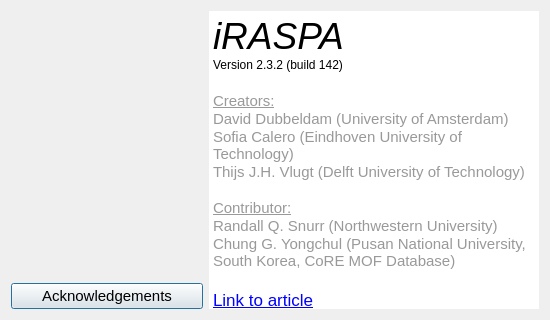
Above: iraspa/iraspagui/aboutdialog.ui from iRASPA/iRASPA-QT before the change. Below: the same form after it.
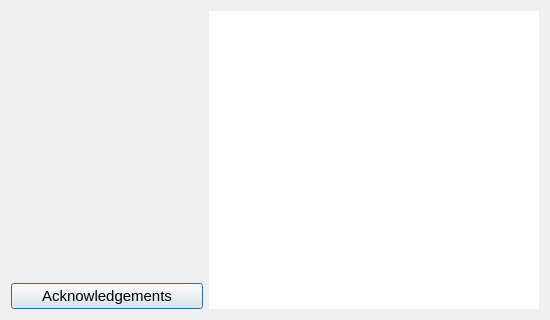
That is the form after the change. Icons and pictures are not drawn.

```diff
--- a/iraspa/iraspagui/aboutdialog.ui
+++ b/iraspa/iraspagui/aboutdialog.ui
@@ -119,37 +119,11 @@
         <number>0</number>
        </property>
        <property name="verticalScrollBarPolicy">
-        <enum>Qt::ScrollBarAlwaysOff</enum>
+        <enum>Qt::ScrollBarAsNeeded</enum>
        </property>
        <property name="horizontalScrollBarPolicy">
         <enum>Qt::ScrollBarAlwaysOff</enum>
        </property>
-       <property name="html">
-        <string>&lt;!DOCTYPE HTML PUBLIC &quot;-//W3C//DTD HTML 4.0//EN&quot; &quot;http://www.w3.org/TR/REC-html40/strict.dtd&quot;&gt;
-&lt;html&gt;&lt;head&gt;&lt;meta name=&quot;qrichtext&quot; content=&quot;1&quot; /&gt;&lt;meta charset=&quot;utf-8&quot; /&gt;&lt;style type=&quot;text/css&quot;&gt;
-p, li { white-space: pre-wrap; }
-hr { height: 1px; border-width: 0; }
-li.unchecked::marker { content: &quot;\2610&quot;; }
-li.checked::marker { content: &quot;\2612&quot;; }
-&lt;/style&gt;&lt;/head&gt;&lt;body style=&quot; font-family:'Segoe UI'; font-size:9pt; font-weight:400; font-style:normal;&quot;&gt;
-&lt;p style=&quot; margin-top:0px; margin-bottom:0px; margin-left:0px; margin-right:0px; -qt-block-indent:0; text-indent:0px;&quot;&gt;&lt;span style=&quot; font-family:'.SF NS Text'; font-size:28pt; font-style:italic;&quot;&gt;iRASPA&lt;/span&gt;&lt;/p&gt;
-&lt;p style=&quot; margin-top:0px; margin-bottom:0px; margin-left:0px; margin-right:0px; -qt-block-indent:0; text-indent:0px;&quot;&gt;&lt;span style=&quot; font-family:'.SF NS Text';&quot;&gt;Version 2.3.2 (build 142)&lt;/span&gt;&lt;/p&gt;
-&lt;p style=&quot;-qt-paragraph-type:empty; margin-top:0px; margin-bottom:0px; margin-left:0px; margin-right:0px; -qt-block-indent:0; text-indent:0px; font-family:'.SF NS Text'; font-size:13pt;&quot;&gt;&lt;br /&gt;&lt;/p&gt;
-&lt;p style=&quot; margin-top:0px; margin-bottom:0px; margin-left:0px; margin-right:0px; -qt-block-indent:0; text-indent:0px;&quot;&gt;&lt;span style=&quot; font-family:'.SF NS Text'; font-size:11pt; text-decoration: underline; color:#999999;&quot;&gt;Creators:&lt;/span&gt;&lt;/p&gt;
-&lt;p style=&quot; margin-top:0px; margin-bottom:0px; margin-left:0px; margin-right:0px; -qt-block-indent:0; text-indent:0px;&quot;&gt;&lt;span style=&quot; font-family:'.SF NS Text'; font-size:11pt; color:#999999;&quot;&gt;David Dubbeldam (University of Amsterdam)&lt;/span&gt;&lt;/p&gt;
-&lt;p style=&quot; margin-top:0px; margin-bottom:0px; margin-left:0px; margin-right:0px; -qt-block-indent:0; text-indent:0px;&quot;&gt;&lt;span style=&quot; font-family:'.SF NS Text'; font-size:11pt; color:#999999;&quot;&gt;Sofia Calero (Eindhoven University of Technology)&lt;/span&gt;&lt;/p&gt;
-&lt;p style=&quot; margin-top:0px; margin-bottom:0px; margin-left:0px; margin-right:0px; -qt-block-indent:0; text-indent:0px;&quot;&gt;&lt;span style=&quot; font-family:'.SF NS Text'; font-size:11pt; color:#999999;&quot;&gt;Thijs J.H. Vlugt (Delft University of Technology)&lt;/span&gt;&lt;/p&gt;
-&lt;p style=&quot;-qt-paragraph-type:empty; margin-top:0px; margin-bottom:0px; margin-left:0px; margin-right:0px; -qt-block-indent:0; text-indent:0px; font-family:'.SF NS Text'; font-size:11pt; color:#999999;&quot;&gt;&lt;br /&gt;&lt;/p&gt;
-&lt;p style=&quot; margin-top:0px; margin-bottom:0px; margin-left:0px; margin-right:0px; -qt-block-indent:0; text-indent:0px;&quot;&gt;&lt;span style=&quot; font-family:'.SF NS Text'; font-size:11pt; text-decoration: underline; color:#999999;&quot;&gt;Contributor:&lt;/span&gt;&lt;/p&gt;
-&lt;p style=&quot; margin-top:0px; margin-bottom:0px; margin-left:0px; margin-right:0px; -qt-block-indent:0; text-indent:0px;&quot;&gt;&lt;span style=&quot; font-family:'.SF NS Text'; font-size:11pt; color:#999999;&quot;&gt;Randall Q. Snurr (Northwestern University)&lt;/span&gt;&lt;/p&gt;
-&lt;p style=&quot; margin-top:0px; margin-bottom:0px; margin-left:0px; margin-right:0px; -qt-block-indent:0; text-indent:0px;&quot;&gt;&lt;span style=&quot; font-family:'.SF NS Text'; font-size:11pt; color:#999999;&quot;&gt;Chung G. Yongchul (Pusan National University, South Korea, CoRE MOF Database)&lt;/span&gt;&lt;/p&gt;
-&lt;p style=&quot;-qt-paragraph-type:empty; margin-top:0px; margin-bottom:0px; margin-left:0px; margin-right:0px; -qt-block-indent:0; text-indent:0px; font-family:'.SF NS Text'; font-size:13pt;&quot;&gt;&lt;br /&gt;&lt;/p&gt;
-&lt;p style=&quot; margin-top:0px; margin-bottom:0px; margin-left:0px; margin-right:0px; -qt-block-indent:0; text-indent:0px;&quot;&gt;&lt;a href=&quot;http://dx.doi.org/10.1080/08927022.2018.1426855&quot;&gt;&lt;span style=&quot; font-family:'.SF NS Text'; font-size:13pt; text-decoration: underline; color:#0000ff;&quot;&gt;Link to article&lt;/span&gt;&lt;/a&gt;&lt;/p&gt;
-&lt;p style=&quot;-qt-paragraph-type:empty; margin-top:0px; margin-bottom:0px; margin-left:0px; margin-right:0px; -qt-block-indent:0; text-indent:0px; font-family:'.SF NS Text'; font-size:13pt; text-decoration: underline; color:#0000ff;&quot;&gt;&lt;br /&gt;&lt;/p&gt;
-&lt;p style=&quot; margin-top:0px; margin-bottom:0px; margin-left:0px; margin-right:0px; -qt-block-indent:0; text-indent:0px;&quot;&gt;&lt;span style=&quot; font-family:'.SF NS Text'; font-size:11pt; text-decoration: underline; color:#999999;&quot;&gt;Other contributors:&lt;/span&gt;&lt;/p&gt;
-&lt;p style=&quot; margin-top:0px; margin-bottom:0px; margin-left:0px; margin-right:0px; -qt-block-indent:0; text-indent:0px;&quot;&gt;&lt;span style=&quot; font-family:'.SF NS Text'; font-size:11pt; color:#999999;&quot;&gt;Tim Becker, Youngchul G. Chung, Noura Dawass,  Weina Du,  Masafumi Miyaji, Sebastian Caro Ortiz,  Ana Pavlova, Ahmadreza Rahbari, Shrinjay Sharma, and Ana Celia Araujo Vila Verde.&lt;/span&gt;&lt;/p&gt;
-&lt;p style=&quot;-qt-paragraph-type:empty; margin-top:0px; margin-bottom:0px; margin-left:0px; margin-right:0px; -qt-block-indent:0; text-indent:0px; font-family:'.SF NS Text'; font-size:13pt; text-decoration: underline; color:#0000ff;&quot;&gt;&lt;br /&gt;&lt;/p&gt;&lt;/body&gt;&lt;/html&gt;</string>
-       </property>
        <property name="textInteractionFlags">
         <set>Qt::TextBrowserInteraction</set>
        </property>
```
